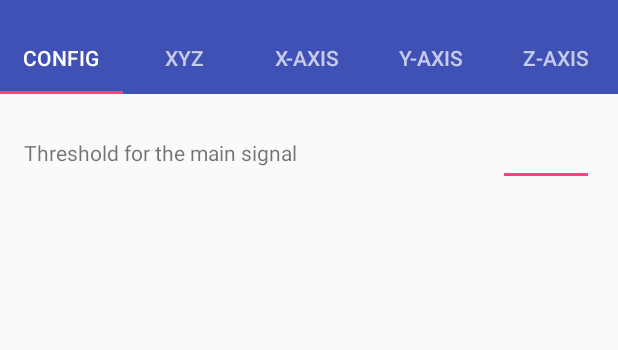
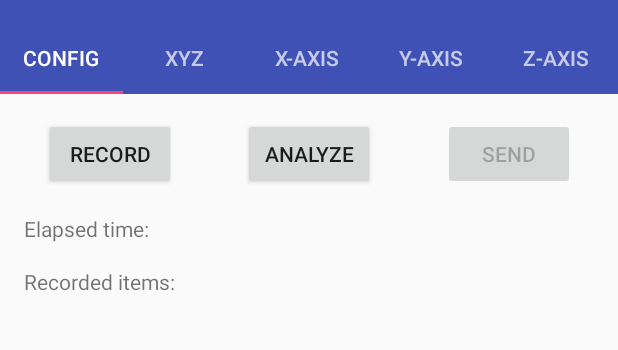
Before and after one commit to I-sty/SensorMusicPlayer, an Android app: the screen it shows after launch (MainActivity), on a phone screen of 412 x 824 dp, the part 74-424 px from its top. Run offline under Robolectric (Android 15) with nearby library versions, the phone set to English and light mode, and no system bars; libraries missing offline, so code that uses them is left out: com.jjoe64.graphview, org.apache.commons; 20 statements that could not run were skipped.

Commit message:
Improved signal sending from Android application

```diff
--- a/app/src/main/java/com/kalosis/sensormusicplayer/fragments/FragmentConfig.java
+++ b/app/src/main/java/com/kalosis/sensormusicplayer/fragments/FragmentConfig.java
@@ -4,26 +4,142 @@ import android.os.Bundle;
 import android.preference.PreferenceFragment;
 import android.support.annotation.NonNull;
 import android.support.annotation.Nullable;
+import android.support.design.widget.Snackbar;
+import android.util.Log;
 import android.view.LayoutInflater;
 import android.view.View;
 import android.view.ViewGroup;
+import android.widget.Button;
+import android.widget.TextView;
 
 import com.kalosis.sensormusicplayer.R;
+import com.kalosis.sensormusicplayer.data.Buffer;
+import com.kalosis.sensormusicplayer.data.MyDataPoint;
+import com.kalosis.sensormusicplayer.rest.RESTClient;
+import com.kalosis.sensormusicplayer.rest.interfaces.CreateBuffer;
+
+import java.util.Calendar;
+import java.util.Collections;
+import java.util.List;
+import java.util.Locale;
 
 public class FragmentConfig extends PreferenceFragment {
 
-  @Nullable @Override
+  private static final byte DELAY_WRITE_TIME = 100;
+
+  private static final String TAG = FragmentConfig.class.getName();
+
+  private static final byte THRESHOLD_ANALYZE = 2;
+
+  private TextView elapsedTime;
+
+  private List<MyDataPoint> list = Collections.emptyList();
+
+  private Button recordButton;
+
+  private TextView recordItems;
+
+  private RESTClient restClient = new RESTClient();
+
+  private View rootView;
+
+  private final View.OnClickListener analyzeClickListener = new View.OnClickListener() {
+    @Override
+    public void onClick(View v) {
+      if (list.isEmpty()) {
+        Snackbar.make(rootView, R.string.label_empty_list, Snackbar.LENGTH_SHORT).show();
+        return;
+      }
+
+      int k = 0;
+
+      for (MyDataPoint myDataPoint : list) {
+        if (myDataPoint.getY() < THRESHOLD_ANALYZE) {
+          ++k;
+        }
+      }
+      int percentage = k * 100 / list.size();
+      Snackbar.make(rootView, String.format(Locale.getDefault(), "%d%% of the list is empty", percentage),
+          Snackbar.LENGTH_LONG).show();
+    }
+  };
+
+  private long startTime;
+
+  private Button stopSendButton;
+
+  private final Runnable writeTime = new Runnable() {
+    @Override
+    public void run() {
+      list = FragmentXYZ.getPeakWindow();
+      recordItems.setText(String.valueOf(list.size()));
+      long diff = Calendar.getInstance().getTimeInMillis() - startTime;
+      String format = String.format(Locale.getDefault(), "%%0%dd", 2);
+      diff = diff / 1000;
+      String seconds = String.format(format, diff % 60);
+      String minutes = String.format(format, diff / 60);
+      elapsedTime.setText(String.format(Locale.getDefault(), "%s:%s", minutes, seconds));
+      stopSendButton.postDelayed(this, DELAY_WRITE_TIME);
+    }
+  };
+
+  private final View.OnClickListener recordItemsClickListener = new View.OnClickListener() {
+    @Override
+    public void onClick(View v) {
+      if (recordButton.getText().equals(v.getContext().getString(R.string.label_stop))) {
+        list = FragmentXYZ.getPeakWindow();
+        recordItems.setText(String.valueOf(list.size()));
+        recordButton.setText(R.string.label_record);
+        stopSendButton.removeCallbacks(writeTime);
+        stopSendButton.setEnabled(true);
+      } else {
+        FragmentXYZ.clearPeakWindow();
+        startTime = Calendar.getInstance().getTimeInMillis();
+        stopSendButton.postDelayed(writeTime, DELAY_WRITE_TIME);
+        recordButton.setText(R.string.label_stop);
+        stopSendButton.setEnabled(false);
+      }
+    }
+  };
+
+  private final View.OnClickListener sendItems = new View.OnClickListener() {
+    @Override
+    public void onClick(View v) {
+      stopSendButton.setEnabled(false);
+      stopSendButton.removeCallbacks(writeTime);
+      restClient.createBuffer(new Buffer(list), getActivity(), new CreateBuffer() {
+        @Override
+        public void onCreated(double distance) {
+          stopSendButton.post(() -> Snackbar.make(rootView,
+              stopSendButton.getContext().getString(R.string.label_buffer_created) + "\nDistance: " + distance,
+              Snackbar.LENGTH_SHORT).show());
+        }
+
+        @Override
+        public void onError(String message) {
+          Log.e(TAG, "[onError] message: " + message);
+          stopSendButton.post(() -> Snackbar.make(rootView,
+              stopSendButton.getContext().getString(R.string.label_can_not_save_signal) + "\n" + message,
+              Snackbar.LENGTH_LONG).show());
+        }
+      });
+    }
+  };
+
+  @Nullable
+  @Override
   public View onCreateView(@NonNull LayoutInflater inflater, @Nullable ViewGroup container,
       @Nullable Bundle savedInstanceState) {
-    View rootView = inflater.inflate(R.layout.fragment_config, container, false);
+    rootView = inflater.inflate(R.layout.fragment_config, container, false);
+    recordButton = rootView.findViewById(R.id.fragmentConfigButtonRecord);
+    recordButton.setOnClickListener(recordItemsClickListener);
+    stopSendButton = rootView.findViewById(R.id.fragmentConfigButtonStopSend);
+    stopSendButton.setEnabled(false);
+    stopSendButton.setOnClickListener(sendItems);
+    elapsedTime = rootView.findViewById(R.id.fragmentConfigTextViewElapsedTimeValue);
+    recordItems = rootView.findViewById(R.id.fragmentConfigTextViewRecordedItemsValue);
+    Button analyzeButton = rootView.findViewById(R.id.fragmentConfigButtonAnalyze);
+    analyzeButton.setOnClickListener(analyzeClickListener);
     return rootView;
   }
-
-  @Override
-  public void onCreate(Bundle savedInstanceState) {
-    super.onCreate(savedInstanceState);
-
-    // Load the preferences from an XML resource
-    addPreferencesFromResource(R.xml.preferences_config);
-  }
 }
--- a/app/src/main/java/com/kalosis/sensormusicplayer/rest/RESTClient.java
+++ b/app/src/main/java/com/kalosis/sensormusicplayer/rest/RESTClient.java
@@ -1,5 +1,6 @@
 package com.kalosis.sensormusicplayer.rest;
 
+import android.app.Activity;
 import android.support.annotation.NonNull;
 
 import com.kalosis.sensormusicplayer.data.Buffer;
@@ -8,6 +9,8 @@ import com.kalosis.sensormusicplayer.rest.interfaces.GetBuffers;
 import com.squareup.moshi.JsonAdapter;
 import com.squareup.moshi.Moshi;
 import com.squareup.moshi.Types;
+
+import org.json.JSONObject;
 
 import java.io.IOException;
 import java.lang.reflect.Type;
@@ -23,6 +26,8 @@ import okhttp3.Response;
 import okhttp3.ResponseBody;
 
 public class RESTClient {
+  private static final byte DISTANCE_INVALID = -1;
+
   private static final String HTTP_PROTOCOL = "http://";
 
   private static final MediaType JSON = MediaType.parse("application/json; charset=utf-8");
@@ -35,11 +40,11 @@ public class RESTClient {
    * 193.231.162.22
    * 192.168.0.4
    */
-  private static final String SERVER_ADDRESS = "192.168.0.4";
+  private static final String SERVER_ADDRESS = "192.168.10.64";
 
   private static final short SERVER_PORT = 3000;
 
-  private final OkHttpClient client = new OkHttpClient();
+  private static final OkHttpClient client = new OkHttpClient();
 
   private final Moshi moshi = new Moshi.Builder().build();
 
@@ -49,7 +54,7 @@ public class RESTClient {
 
   private final JsonAdapter<List<Buffer>> buffersAdapter = moshi.adapter(type);
 
-  public void createBuffer(Buffer bufferList, @NonNull CreateBuffer listener) {
+  public void createBuffer(Buffer bufferList, @NonNull Activity activity, @NonNull CreateBuffer listener) {
     RequestBody body = RequestBody.create(JSON, bufferAdapter.toJson(bufferList));
     Request request = new Request.Builder().url(getAbsoluteUrl("buffers")).post(body).build();
     client.newCall(request).enqueue(new Callback() {
@@ -61,7 +66,18 @@ public class RESTClient {
       @Override
       public void onResponse(Call call, Response response) {
         if (response.isSuccessful()) {
-          listener.onCreated();
+          ResponseBody body = response.body();
+          if (body == null) {
+            listener.onCreated(DISTANCE_INVALID);
+          } else {
+            try {
+              String message = body.string();
+              double distance = new JSONObject(message).getJSONArray("result").getDouble(0);
+              listener.onCreated(distance);
+            } catch (Exception e) {
+              listener.onError(RESPONSE_FAILED);
+            }
+          }
         } else {
           listener.onError(RESPONSE_FAILED);
         }
@@ -99,7 +115,14 @@ public class RESTClient {
     });
   }
 
-  private static String getAbsoluteUrl(@NonNull String buffers) {
-    return HTTP_PROTOCOL + SERVER_ADDRESS + ":" + SERVER_PORT + "/" + buffers;
+  /**
+   * Creates a full path to the give URL
+   *
+   * @param address The address of the page
+   *
+   * @return The FULL PATH of a page
+   */
+  private static String getAbsoluteUrl(@NonNull String address) {
+    return HTTP_PROTOCOL + SERVER_ADDRESS + ":" + SERVER_PORT + "/" + address;
   }
 }
--- a/app/src/main/java/com/kalosis/sensormusicplayer/rest/interfaces/CreateBuffer.java
+++ b/app/src/main/java/com/kalosis/sensormusicplayer/rest/interfaces/CreateBuffer.java
@@ -1,5 +1,6 @@
 package com.kalosis.sensormusicplayer.rest.interfaces;
 
 public interface CreateBuffer extends Error {
-  void onCreated();
+
+  void onCreated(double distance);
 }
--- a/app/src/main/java/com/kalosis/sensormusicplayer/utility/Utility.java
+++ b/app/src/main/java/com/kalosis/sensormusicplayer/utility/Utility.java
@@ -3,7 +3,7 @@ package com.kalosis.sensormusicplayer.utility;
 public final class Utility {
 
   /** The size of the ring/circular buffer */
-  public static final int CIRCULAR_BUFFER_SIZE = 2 << 5;
+  public static final int CIRCULAR_BUFFER_SIZE = 2 << 10;
 
   /** The time interval to refresh the graph-view */
   public static final short DELAY_REFRESH = 64;
--- a/app/src/main/res/layout/fragment_config.xml
+++ b/app/src/main/res/layout/fragment_config.xml
@@ -11,7 +11,8 @@
         android:layout_height="wrap_content" android:layout_marginBottom="8dp"
         android:layout_marginStart="16dp"
         android:layout_marginTop="8dp"
-        android:text="Threshold for the main signal"
+        android:text="@string/label_threshold_for_the_main_signal"
+        android:visibility="gone"
         app:layout_constraintBottom_toBottomOf="@+id/editText"
         app:layout_constraintStart_toStartOf="parent"
         app:layout_constraintTop_toTopOf="@+id/editText"/>
@@ -21,8 +22,84 @@
         android:layout_width="64dp"
         android:layout_height="wrap_content"
         android:layout_marginEnd="16dp"
-        android:layout_marginTop="16dp" android:ems="10"
-        android:inputType="numberSigned" android:singleLine="true"
+        android:layout_marginTop="16dp"
+        android:ems="10"
+        android:hint="@string/hint_threshold_main_signal"
+        android:inputType="numberSigned"
+        android:singleLine="true"
+        android:visibility="gone"
         app:layout_constraintEnd_toEndOf="parent"
         app:layout_constraintTop_toTopOf="parent"/>
+
+    <Button
+        android:id="@+id/fragmentConfigButtonRecord"
+        android:layout_width="wrap_content"
+        android:layout_height="wrap_content"
+        android:layout_margin="16dp"
+        android:layout_marginStart="16dp"
+        android:layout_marginTop="16dp"
+        android:text="@string/label_record"
+        app:layout_constraintEnd_toStartOf="@+id/fragmentConfigButtonAnalyze"
+        app:layout_constraintHorizontal_bias="0.5"
+        app:layout_constraintStart_toStartOf="parent"
+        app:layout_constraintTop_toTopOf="parent"/>
+
+    <Button
+        android:id="@+id/fragmentConfigButtonAnalyze"
+        android:layout_width="wrap_content"
+        android:layout_height="wrap_content"
+        android:layout_margin="16dp"
+        android:text="@string/label_analyze"
+        app:layout_constraintEnd_toStartOf="@+id/fragmentConfigButtonStopSend"
+        app:layout_constraintHorizontal_bias="0.5"
+        app:layout_constraintStart_toEndOf="@+id/fragmentConfigButtonRecord"
+        app:layout_constraintTop_toTopOf="parent"/>
+
+    <Button
+        android:id="@+id/fragmentConfigButtonStopSend"
+        android:layout_width="wrap_content"
+        android:layout_height="wrap_content"
+        android:layout_margin="16dp"
+        android:layout_marginStart="16dp"
+        android:layout_marginTop="16dp"
+        android:enabled="false"
+        android:text="@string/label_send"
+        app:layout_constraintEnd_toEndOf="parent"
+        app:layout_constraintHorizontal_bias="0.5"
+        app:layout_constraintStart_toEndOf="@+id/fragmentConfigButtonAnalyze"
+        app:layout_constraintTop_toTopOf="parent"/>
+
+    <TextView
+        android:id="@+id/fragmentConfigTextViewElapsedTimeLabel"
+        android:layout_width="wrap_content"
+        android:layout_height="wrap_content"
+        android:layout_margin="16dp"
+        android:text="@string/label_elapsed_time"
+        app:layout_constraintStart_toStartOf="parent"
+        app:layout_constraintTop_toBottomOf="@id/fragmentConfigButtonRecord"/>
+
+    <TextView
+        android:id="@+id/fragmentConfigTextViewElapsedTimeValue"
+        android:layout_width="wrap_content"
+        android:layout_height="wrap_content"
+        android:layout_margin="16dp"
+        app:layout_constraintRight_toRightOf="parent"
+        app:layout_constraintTop_toBottomOf="@id/fragmentConfigButtonStopSend"/>
+
+    <TextView
+        android:id="@+id/fragmentConfigTextViewRecordedItemsLabel"
+        android:layout_width="wrap_content"
+        android:layout_height="wrap_content"
+        android:layout_margin="16dp"
+        android:text="@string/label_recorded_items"
+        app:layout_constraintStart_toStartOf="parent"
+        app:layout_constraintTop_toBottomOf="@id/fragmentConfigTextViewElapsedTimeLabel"/>
+
+    <TextView
+        android:id="@+id/fragmentConfigTextViewRecordedItemsValue"
+        android:layout_width="wrap_content"
+        android:layout_height="wrap_content"
+        android:layout_margin="16dp"
+        app:layout_constraintRight_toRightOf="parent"
+        app:layout_constraintTop_toBottomOf="@id/fragmentConfigTextViewElapsedTimeValue"/>
 </android.support.constraint.ConstraintLayout>
--- a/app/src/main/res/values/strings.xml
+++ b/app/src/main/res/values/strings.xml
@@ -6,29 +6,16 @@
     <string name="tab_text_z">Z-axis</string>
     <string name="action_settings">Settings</string>
     <string name="tab_text_xyz">XYZ</string>
-    <string name="root_title">Root title</string>
-    <string name="title_basic_preference">Title basic</string>
-    <string name="summary_basic_preference">Summary basic</string>
-    <string name="title_stylish_preference">Title stylish</string>
-    <string name="summary_stylish_preference">Summary stylish</string>
-    <string name="inline_preferences">Title inline preference</string>
-    <string name="title_checkbox_preference">Title checkbox</string>
-    <string name="summary_checkbox_preference">Summary checkbox</string>
-    <string name="dialog_based_preferences">Dialog based preferences</string>
-    <string name="title_edittext_preference">Title edittext</string>
-    <string name="summary_edittext_preference">Summary edittext</string>
-    <string name="dialog_title_edittext_preference">Dialgo title</string>
-    <string name="launch_preferences">Cat launch</string>
-    <string name="title_screen_preference">Title screen</string>
-    <string name="summary_screen_preference">Summary screen</string>
-    <string name="title_next_screen_toggle_preference">Title next toggl</string>
-    <string name="summary_next_screen_toggle_preference">Summary next toggle</string>
-    <string name="title_intent_preference">Title intent</string>
-    <string name="summary_intent_preference">Summary intent</string>
-    <string name="preference_attributes">Title preference Attributes</string>
-    <string name="title_parent_preference">Title parent</string>
-    <string name="summary_parent_preference">Summart parent</string>
-    <string name="title_child_preference">Title child</string>
-    <string name="summary_child_preference">Summary child</string>
     <string name="tab_text_config">Config</string>
+    <string name="label_send">Send</string>
+    <string name="label_elapsed_time">Elapsed time:</string>
+    <string name="label_recorded_items">Recorded items:</string>
+    <string name="label_threshold_for_the_main_signal">Threshold for the main signal</string>
+    <string name="label_record">Record</string>
+    <string name="hint_threshold_main_signal">5</string>
+    <string name="label_buffer_created">Signal saved in DB</string>
+    <string name="label_can_not_save_signal">Could not save signal in DB</string>
+    <string name="label_stop">Stop</string>
+    <string name="label_analyze">Analyze</string>
+    <string name="label_empty_list">List is empty</string>
 </resources>
--- a/app/src/main/res/xml/preferences_config.xml
+++ /dev/null
@@ -1,93 +0,0 @@
-<?xml version="1.0" encoding="utf-8"?>
-<PreferenceScreen xmlns:android="http://schemas.android.com/apk/res/android"
-    android:title="@string/root_title">
-
-    <Preference
-        android:key="basic_preference"
-        android:summary="@string/summary_basic_preference"
-        android:title="@string/title_basic_preference" />
-
-    <Preference
-        android:key="stylish_preference"
-        android:summary="@string/summary_stylish_preference"
-        android:title="@string/title_stylish_preference" />
-
-    <Preference
-        android:icon="@android:drawable/ic_menu_camera"
-        android:key="preference_with_icon"
-        android:summary="This preference has an icon"
-        android:title="Preference with icon" />
-
-    <PreferenceCategory android:title="@string/inline_preferences">
-
-        <CheckBoxPreference
-            android:key="checkbox_preference"
-            android:summary="@string/summary_checkbox_preference"
-            android:title="@string/title_checkbox_preference" />
-
-        <SwitchPreference
-            android:key="switch_preference"
-            android:summary="This is a switch"
-            android:title="Switch preference" />
-
-    </PreferenceCategory>
-
-    <PreferenceCategory android:title="@string/dialog_based_preferences">
-
-        <EditTextPreference
-            android:dialogTitle="@string/dialog_title_edittext_preference"
-            android:key="edittext_preference"
-            android:summary="@string/summary_edittext_preference"
-            android:title="@string/title_edittext_preference" />
-
-    </PreferenceCategory>
-
-    <PreferenceCategory android:title="@string/launch_preferences">
-
-        <!-- This PreferenceScreen tag serves as a screen break (similar to page break
-             in word processing). Like for other preference types, we assign a key
-             here so it is able to save and restore its instance state. -->
-        <PreferenceScreen
-            android:key="screen_preference"
-            android:summary="@string/summary_screen_preference"
-            android:title="@string/title_screen_preference">
-
-            <!-- You can place more preferences here that will be shown on the next screen. -->
-
-            <CheckBoxPreference
-                android:key="next_screen_checkbox_preference"
-                android:summary="@string/summary_next_screen_toggle_preference"
-                android:title="@string/title_next_screen_toggle_preference" />
-
-        </PreferenceScreen>
-
-        <PreferenceScreen
-            android:summary="@string/summary_intent_preference"
-            android:title="@string/title_intent_preference">
-
-            <intent
-                android:action="android.intent.action.VIEW"
-                android:data="http://www.android.com" />
-
-        </PreferenceScreen>
-
-    </PreferenceCategory>
-
-    <PreferenceCategory android:title="@string/preference_attributes">
-
-        <CheckBoxPreference
-            android:key="parent_checkbox_preference"
-            android:summary="@string/summary_parent_preference"
-            android:title="@string/title_parent_preference" />
-
-        <!-- The visual style of a child is defined by this styled theme attribute. -->
-        <CheckBoxPreference
-            android:dependency="parent_checkbox_preference"
-            android:key="child_checkbox_preference"
-            android:layout="?android:attr/preferenceLayoutChild"
-            android:summary="@string/summary_child_preference"
-            android:title="@string/title_child_preference" />
-
-    </PreferenceCategory>
-
-</PreferenceScreen>
```
Also changed, not shown: app/src/main/java/com/kalosis/sensormusicplayer/MainActivity.java (+13 -51 lines), app/src/main/java/com/kalosis/sensormusicplayer/fragments/FragmentXYZ.java (+9 -0 lines), 2 other files.
